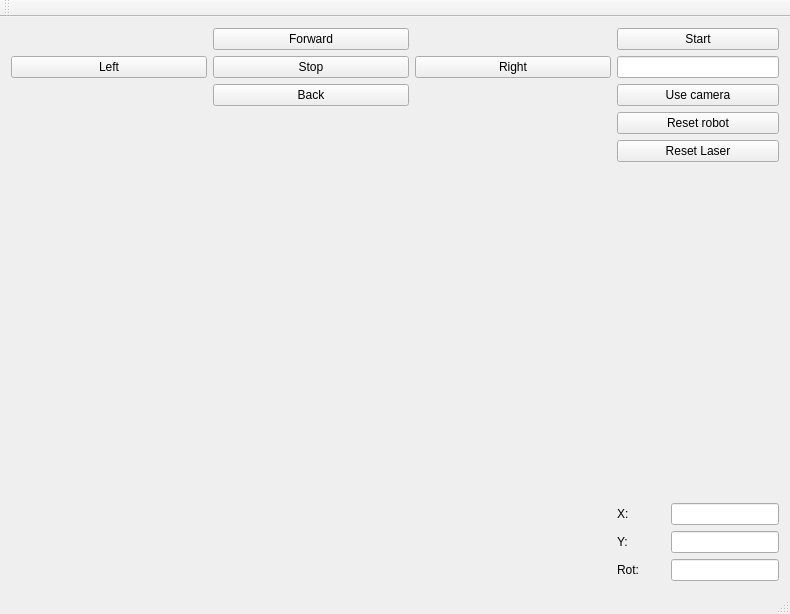
Old version of the form demoRMR/mainwindow.ui in the repository GabrielaRapcova/RMR.
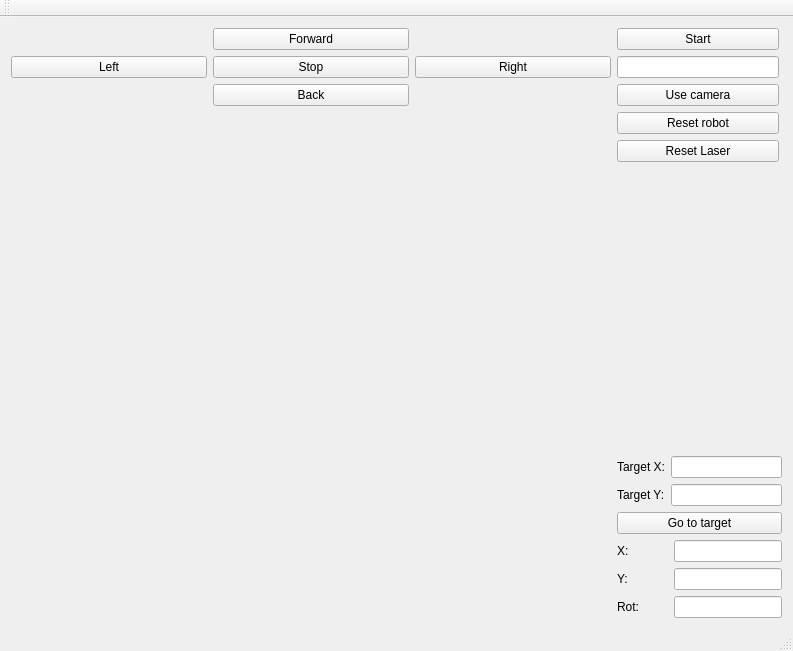
New version of the form.

Commit message: control target position

```diff
--- a/demoRMR/mainwindow.ui
+++ b/demoRMR/mainwindow.ui
@@ -6,8 +6,8 @@
    <rect>
     <x>0</x>
     <y>0</y>
-    <width>788</width>
-    <height>614</height>
+    <width>793</width>
+    <height>651</height>
    </rect>
   </property>
   <property name="windowTitle">
@@ -195,6 +195,37 @@
         </property>
        </spacer>
       </item>
+      <item>
+       <layout class="QGridLayout" name="gridLayout_4" columnstretch="0,0">
+        <item row="2" column="0">
+         <widget class="QLabel" name="label_5">
+          <property name="text">
+           <string>Target X:</string>
+          </property>
+         </widget>
+        </item>
+        <item row="2" column="1">
+         <widget class="QLineEdit" name="lineEdit_5"/>
+        </item>
+        <item row="4" column="1">
+         <widget class="QLineEdit" name="lineEdit_6"/>
+        </item>
+        <item row="4" column="0">
+         <widget class="QLabel" name="label_4">
+          <property name="text">
+           <string>Target Y:</string>
+          </property>
+         </widget>
+        </item>
+       </layout>
+      </item>
+      <item>
+       <widget class="QPushButton" name="pushButton_10">
+        <property name="text">
+         <string>Go to target</string>
+        </property>
+       </widget>
+      </item>
       <item>
        <layout class="QGridLayout" name="gridLayout_3">
         <item row="0" column="0">
```
Left out of the diff: 12 changed lines with no effect on the pictures. The commit also changes 4 other files.
